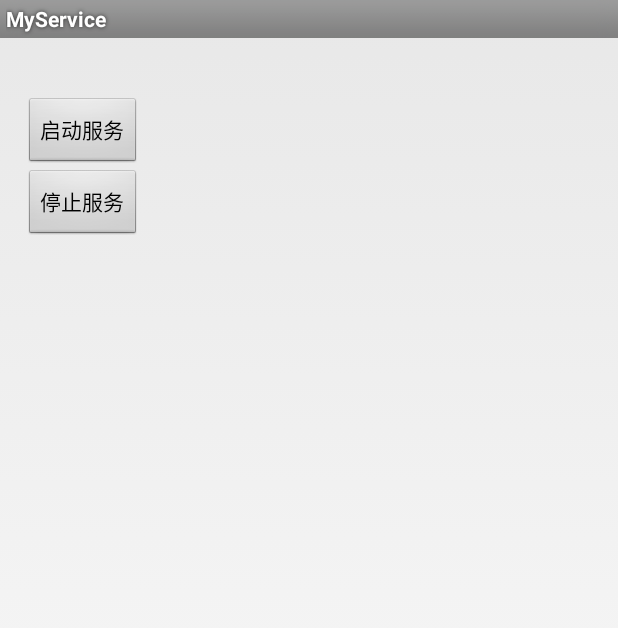
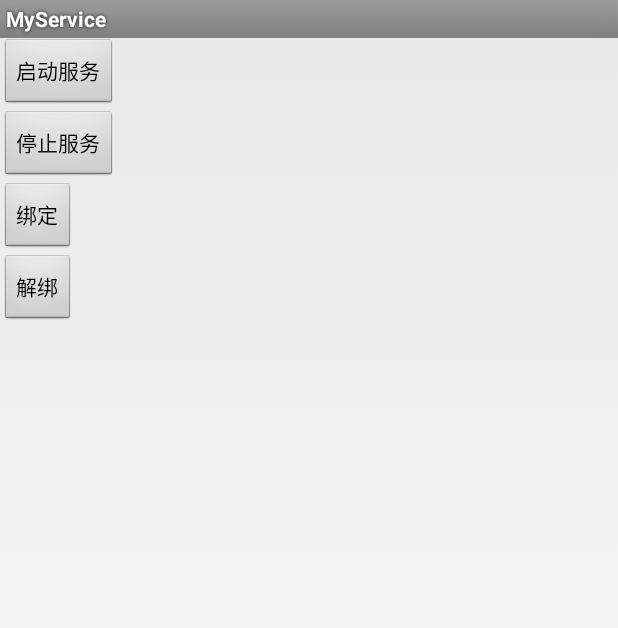
Before and after one commit to OHCEzqj/Hello, an Android app: the screen it shows after launch (MainActivity), on a phone screen of 412 x 824 dp. Shown: the top 628 px of the screen. Run offline under Robolectric (Android 15) with nearby library versions, the phone set to English and light mode, and no system bars.

Commit message:
add bind and unbind to Service

```diff
--- a/MyService/app/src/main/java/com/example/zqj/myservice/MainActivity.java
+++ b/MyService/app/src/main/java/com/example/zqj/myservice/MainActivity.java
@@ -1,8 +1,12 @@
 package com.example.zqj.myservice;
 
 import android.app.Activity;
+import android.content.ComponentName;
+import android.content.Context;
 import android.content.Intent;
+import android.content.ServiceConnection;
 import android.os.Bundle;
+import android.os.IBinder;
 import android.view.View;
 import android.widget.Button;
 
@@ -15,6 +19,8 @@ public class MainActivity extends Activity {
         final Intent intent=new Intent(getBaseContext(),MyService.class);
         Button btstart=(Button)findViewById(R.id.button1);
         Button btstop=(Button)findViewById(R.id.button2);
+        Button btbind=(Button)findViewById(R.id.button3);
+        Button btunbind=(Button)findViewById(R.id.button4);
         btstart.setOnClickListener(new View.OnClickListener() {
             @Override
             public void onClick(View v) {
@@ -29,7 +35,31 @@ public class MainActivity extends Activity {
                 stopService(intent);
             }
         });
+        btbind.setOnClickListener(new View.OnClickListener() {
+            @Override
+            public void onClick(View v) {
 
+                bindService(intent,connection, Context.BIND_AUTO_CREATE);
+            }
+        });
+        btunbind.setOnClickListener(new View.OnClickListener() {
+            @Override
+            public void onClick(View v) {
+               unbindService(connection);
+            }
+        });
 
-    }
+    }//onCreate
+    ServiceConnection connection=new ServiceConnection() {
+        @Override
+        public void onServiceConnected(ComponentName name, IBinder service) {
+//            method
+            System.out.println("onServiceConnected");
+        }
+        @Override
+        public void onServiceDisconnected(ComponentName name) {
+//            method
+            System.out.println("onServiceDisconnected");
+        }
+    };
 }
--- a/MyService/app/src/main/java/com/example/zqj/myservice/MyService.java
+++ b/MyService/app/src/main/java/com/example/zqj/myservice/MyService.java
@@ -2,19 +2,23 @@ package com.example.zqj.myservice;
 
 import android.app.Service;
 import android.content.Intent;
+import android.os.Binder;
 import android.os.IBinder;
 import android.widget.Toast;
 
 public class MyService extends Service {
     public MyService() {
     }
-
+  //绑定时调用
     @Override
     public IBinder onBind(Intent intent) {
         // TODO: Return the communication channel to the service.
-        throw new UnsupportedOperationException("Not yet implemented");
+        System.out.println("Service Binded");
+//        throw new UnsupportedOperationException("Not yet implemented");
+    return  new Binder();
     }
     // System.out 用于测试
+    //创建时调用
     public void onCreate(){
         super.onCreate();
         System.out.println("Service Created");
@@ -26,9 +30,17 @@ public class MyService extends Service {
         Toast.makeText(this,"Service Started",Toast.LENGTH_LONG).show();
         return  START_STICKY;
     }
+    //关闭时调用
     public  void onDestroy(){
         super.onDestroy();
         System.out.println("Service Destroyed");
         Toast.makeText(this,"Service Destroyed",Toast.LENGTH_SHORT).show();
     }
+    //解除绑定时调用
+    public boolean onUnbind(Intent intent){
+        System.out.println("Service Unbinded");
+        return true;
+
+    }
+
 }
--- a/MyService/app/src/main/res/layout/activity_main.xml
+++ b/MyService/app/src/main/res/layout/activity_main.xml
@@ -4,30 +4,36 @@
     android:id="@+id/activity_main"
     android:layout_width="match_parent"
     android:layout_height="match_parent"
-    android:paddingBottom="@dimen/activity_vertical_margin"
-    android:paddingLeft="@dimen/activity_horizontal_margin"
-    android:paddingRight="@dimen/activity_horizontal_margin"
-    android:paddingTop="@dimen/activity_vertical_margin"
     tools:context="com.example.zqj.myservice.MainActivity">
 
+    <Button
+        android:text="启动服务"
+        android:layout_width="wrap_content"
+        android:layout_height="wrap_content"
+        android:id="@+id/button1"
+        tools:text="启动服务"
+        />
     <Button
         android:text="停止服务"
         android:layout_width="wrap_content"
         android:layout_height="wrap_content"
         android:layout_below="@+id/button1"
-        android:layout_alignRight="@+id/button1"
-        android:layout_alignEnd="@+id/button1"
         android:id="@+id/button2"
         tools:text="停止服务" />
 
+
+
     <Button
-        android:text="启动服务"
+        android:text="绑定"
         android:layout_width="wrap_content"
         android:layout_height="wrap_content"
-        android:layout_marginTop="23dp"
-        android:id="@+id/button1"
-        tools:text="启动服务"
-        android:layout_alignParentTop="true"
-        android:layout_alignParentLeft="true"
-        android:layout_alignParentStart="true" />
+        android:layout_below="@+id/button2"
+        android:id="@+id/button3" />
+
+    <Button
+        android:text="解绑"
+        android:layout_width="wrap_content"
+        android:layout_height="wrap_content"
+        android:layout_below="@+id/button3"
+        android:id="@+id/button4" />
 </RelativeLayout>
```
